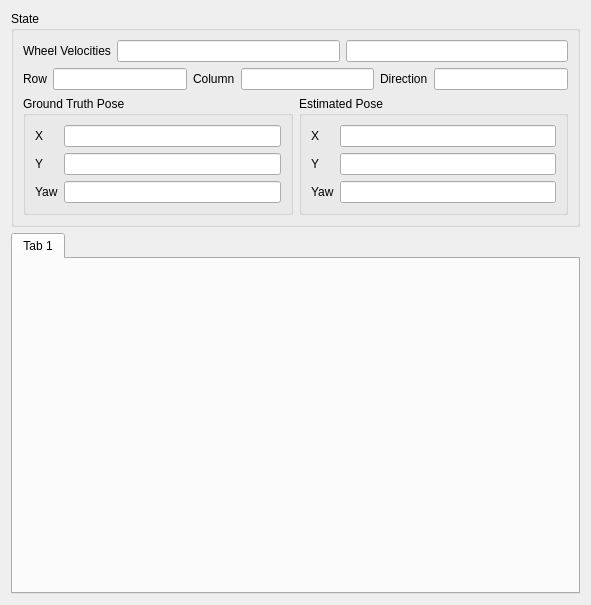
WPISmartmouse/Smartmouse_2018, file sim/simulator/lib/widgets/statewidget.ui: the form before one commit.
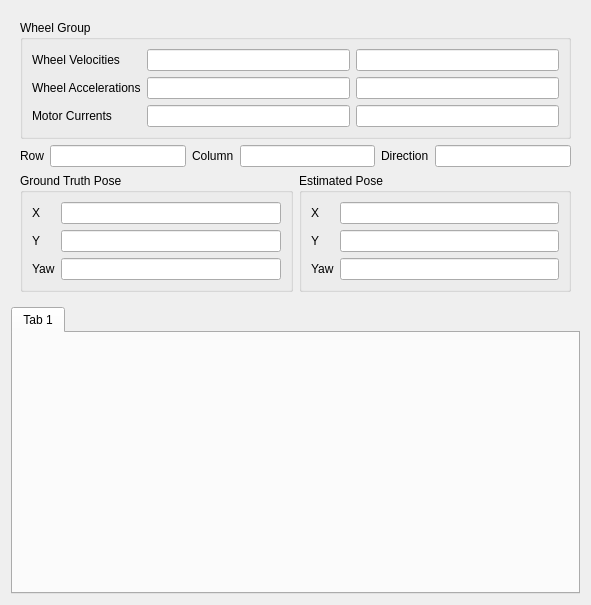
The form after the commit.

Commit message:
new motor model seems to work
although speeds aren't correctly translated into sim
14cm/s looks suuuuper slow

The edit to the form file:
```diff
--- a/sim/simulator/lib/widgets/statewidget.ui
+++ b/sim/simulator/lib/widgets/statewidget.ui
@@ -15,13 +15,16 @@
   </property>
   <layout class="QVBoxLayout" name="verticalLayout_2">
    <item>
-    <widget class="QGroupBox" name="stats_group">
-     <property name="title">
-      <string>State</string>
-     </property>
+    <widget class="QWidget" name="stats_group" native="true">
      <layout class="QVBoxLayout" name="verticalLayout">
       <item>
-       <layout class="QHBoxLayout" name="velocity_stats_layout">
+       <widget class="QGroupBox" name="wheel_group">
+        <property name="title">
+         <string>Wheel Group</string>
+        </property>
+        <layout class="QHBoxLayout" name="wheel_layout">
+         <item>
+          <layout class="QVBoxLayout" name="wheel_labels">
         <item>
          <widget class="QLabel" name="velocity_label">
           <property name="text">
@@ -30,12 +33,49 @@
          </widget>
         </item>
         <item>
+            <widget class="QLabel" name="acceleration_label">
+             <property name="text">
+              <string>Wheel Accelerations</string>
+             </property>
+            </widget>
+           </item>
+           <item>
+            <widget class="QLabel" name="current_label">
+             <property name="text">
+              <string>Motor Currents</string>
+             </property>
+            </widget>
+           </item>
+          </layout>
+         </item>
+         <item>
+          <layout class="QVBoxLayout" name="right_edits">
+           <item>
          <widget class="QLineEdit" name="left_velocity_edit"/>
         </item>
         <item>
+            <widget class="QLineEdit" name="left_acceleration_edit"/>
+           </item>
+           <item>
+            <widget class="QLineEdit" name="left_current_edit"/>
+           </item>
+          </layout>
+         </item>
+         <item>
+          <layout class="QVBoxLayout" name="left_edits">
+           <item>
          <widget class="QLineEdit" name="right_velocity_edit"/>
         </item>
-       </layout>
+           <item>
+            <widget class="QLineEdit" name="right_acceleration_edit"/>
+           </item>
+           <item>
+            <widget class="QLineEdit" name="right_current_edit"/>
+           </item>
+          </layout>
+         </item>
+        </layout>
+       </widget>
       </item>
       <item>
        <layout class="QHBoxLayout" name="maze_location_layout">
```
Lines whose indentation alone changed are shown as unchanged. The commit also changes 11 other files.
